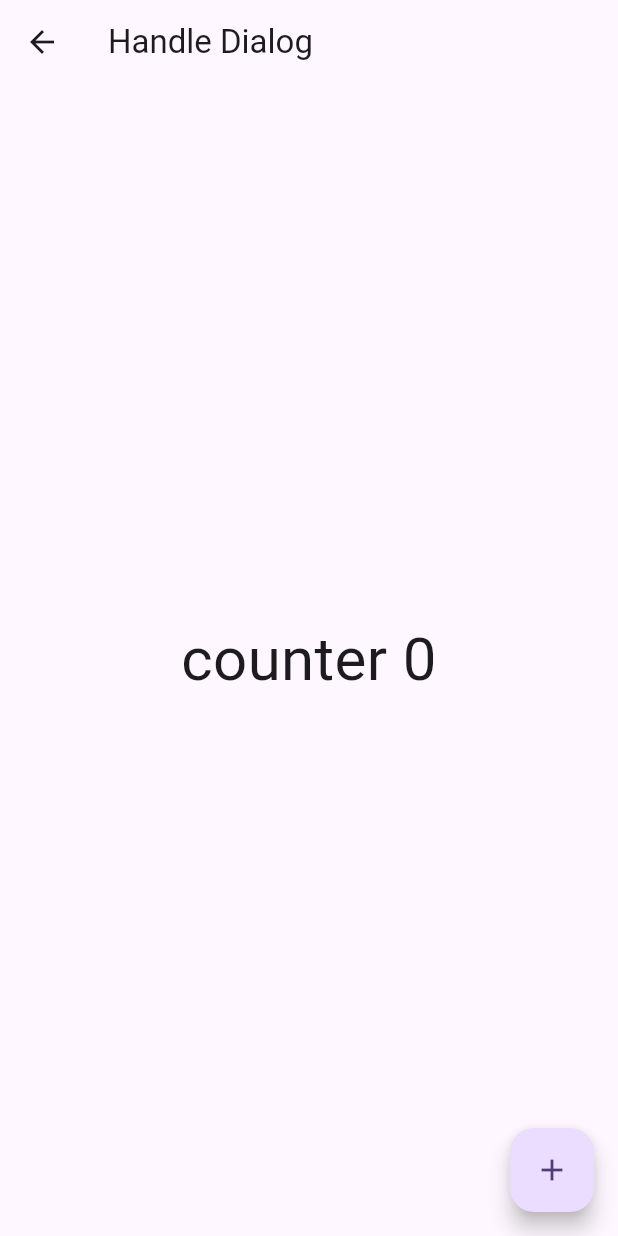
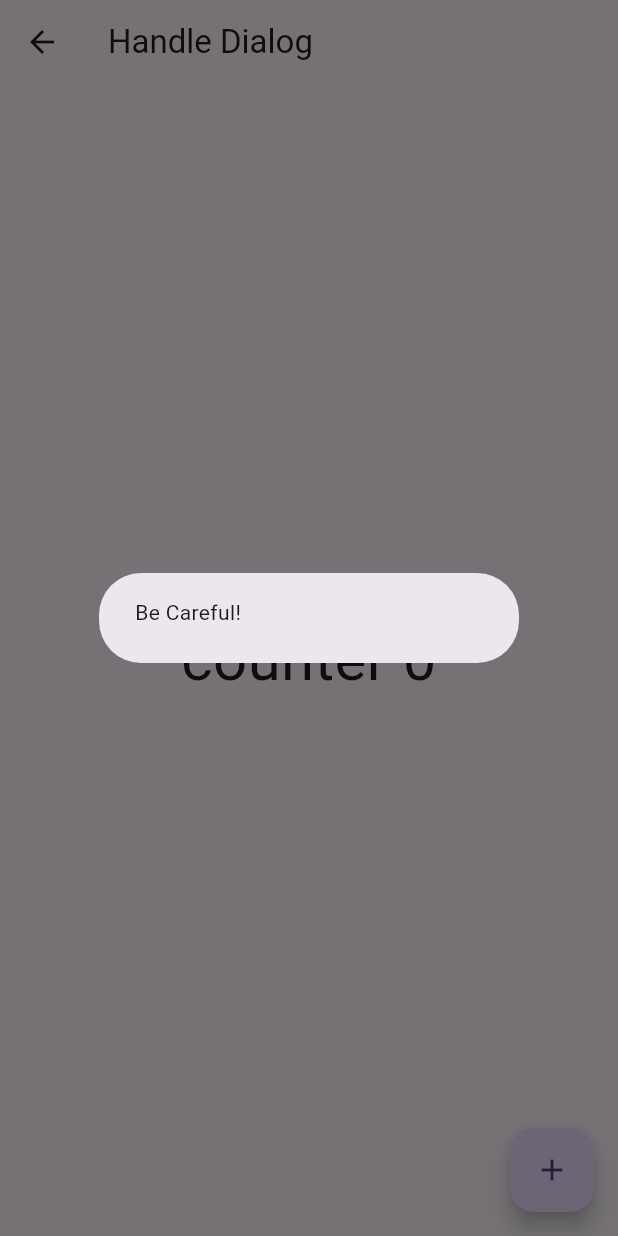
Before and after one commit to DONGL3XD/Learn_Flutter, a Flutter app: the HandleDialogPage screen opened directly, on a phone screen of 412 x 824 dp. Run offline on Flutter 3.47's test engine with Material 3 defaults, Android fonts, the phone set to English and light mode, and no system bars.

Commit message:
25.05.03 ~Chapter 31

```diff
--- a/lib/pages/handle_dialog_page.dart
+++ b/lib/pages/handle_dialog_page.dart
@@ -11,7 +11,30 @@ class HandleDialogPage extends StatefulWidget {
 
 class _HandleDialogPageState extends State<HandleDialogPage> {
   @override
+  void initState() {
+    // TODO: implement initState
+    super.initState();
+    WidgetsBinding.instance.addPostFrameCallback((_) {
+      showDialog(
+        context: context,
+        builder: (context) {
+          return AlertDialog(content: Text('Be Careful!'));
+        },
+      );
+    });
+  }
+
+  @override
   Widget build(BuildContext context) {
+    if (context.read<Counter>().counter == 3) {
+      showDialog(
+        context: context,
+        builder: (context) {
+          return AlertDialog(content: Text('Be Careful!'));
+        },
+      );
+    }
+
     return Scaffold(
       appBar: AppBar(title: Text('Handle Dialog')),
       body: Center(
```
Also changed, not shown: lib/pages/navigate_page.dart (+9 -0 lines).
